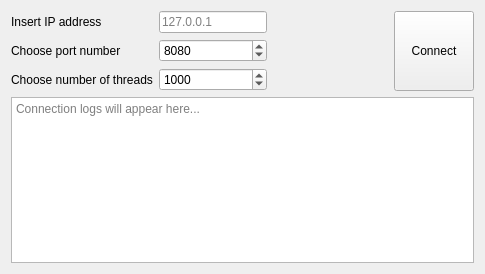
Qt form PassRipperCLI/workerwindow.ui (Kamil-Klecz/PassRipper) before a commit.
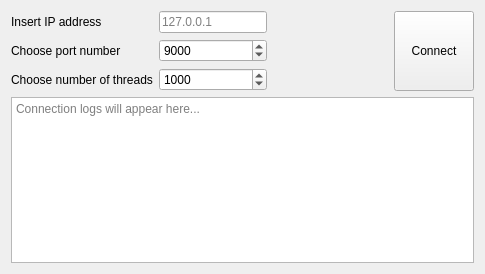
The same form after that commit.

The edit to the form file:
```diff
--- a/PassRipperCLI/workerwindow.ui
+++ b/PassRipperCLI/workerwindow.ui
@@ -54,7 +54,7 @@
             <number>65535</number>
            </property>
            <property name="value">
-            <number>8080</number>
+            <number>9000</number>
            </property>
           </widget>
          </item>
```
